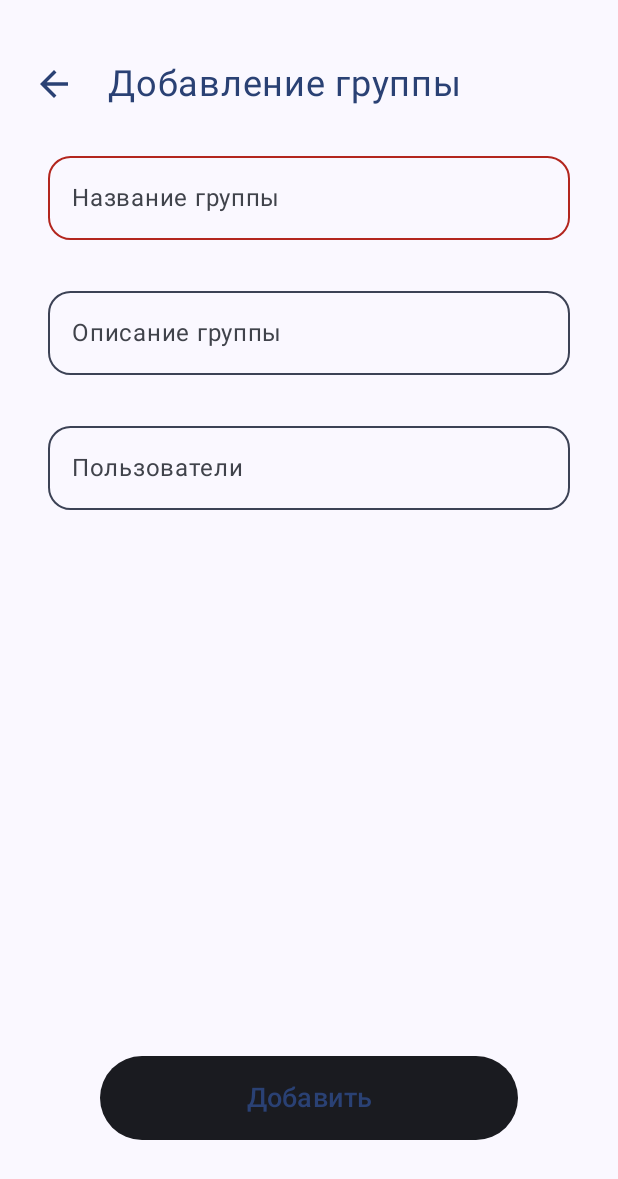
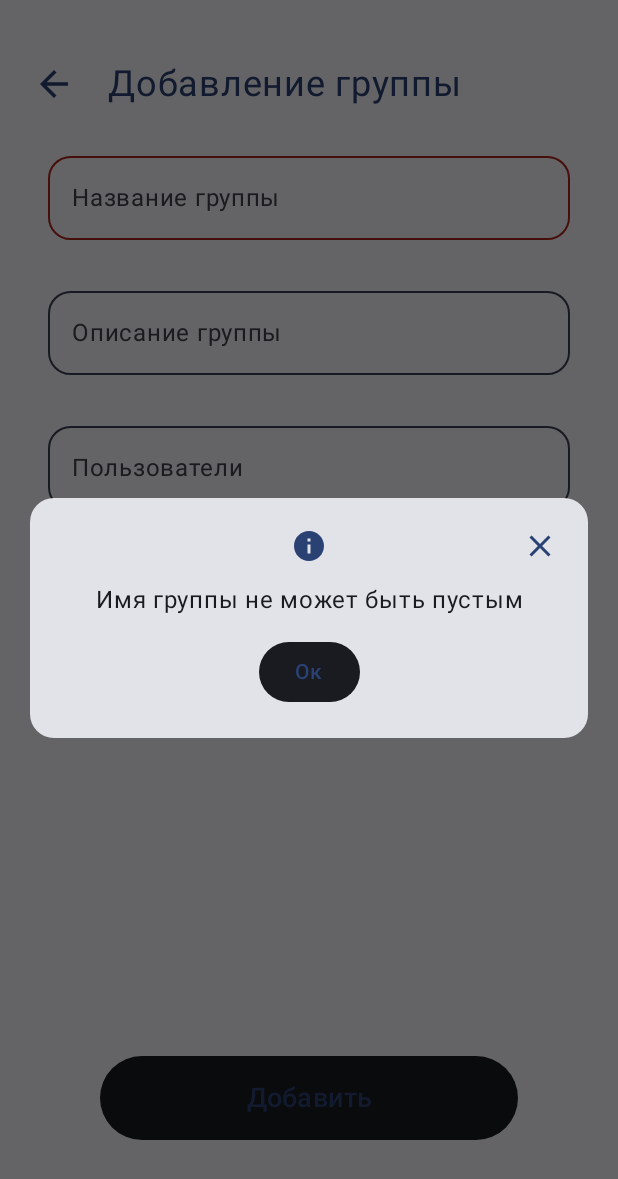
Before and after one commit to UndefinedBehaviorIU7/Finanstics, an Android app built with Jetpack Compose: the composable AddGroupScreen shown on its own in the app's theme, after a tap on "Добавить", on a phone screen of 412 x 824 dp. Shown: the top 1179 px of the screen. Run offline under Robolectric (Android 15) with nearby library versions, the phone set to English and light mode, and no system bars; our stand-ins replace constraintlayout-compose, window size class; pictures from the network do not load; 5 statements that could not run were skipped.

Commit message:
add group prod

```diff
--- a/app/src/main/java/com/ub/finanstics/presentation/addGroup/AddGroup.kt
+++ b/app/src/main/java/com/ub/finanstics/presentation/addGroup/AddGroup.kt
@@ -2,7 +2,6 @@ package com.ub.finanstics.presentation.addGroup
 
 import androidx.activity.ComponentActivity
 import androidx.compose.foundation.background
-import androidx.compose.foundation.clickable
 import androidx.compose.foundation.layout.Arrangement
 import androidx.compose.foundation.layout.Box
 import androidx.compose.foundation.layout.Column
@@ -15,33 +14,35 @@ import androidx.compose.foundation.layout.height
 import androidx.compose.foundation.layout.padding
 import androidx.compose.foundation.layout.size
 import androidx.compose.foundation.layout.systemBarsPadding
+import androidx.compose.foundation.shape.RoundedCornerShape
+//noinspection UsingMaterialAndMaterial3Libraries
 import androidx.compose.material.Chip
+import com.ub.finanstics.presentation.Navigation
 import androidx.compose.material.ExperimentalMaterialApi
 import androidx.compose.material.icons.Icons
 import androidx.compose.material.icons.automirrored.filled.ArrowBack
 import androidx.compose.material.icons.filled.Add
 import androidx.compose.material.icons.filled.Close
-import androidx.compose.material.icons.filled.Save
-import androidx.compose.material3.AlertDialog
+import androidx.compose.material.icons.filled.Info
+import androidx.compose.material3.BasicAlertDialog
 import androidx.compose.material3.Button
 import androidx.compose.material3.ButtonDefaults
+import androidx.compose.material3.Card
+import androidx.compose.material3.ExperimentalMaterial3Api
 import androidx.compose.material3.Icon
 import androidx.compose.material3.IconButton
 import androidx.compose.material3.MaterialTheme
 import androidx.compose.material3.Text
-import androidx.compose.material3.TextButton
 import androidx.compose.material3.windowsizeclass.ExperimentalMaterial3WindowSizeClassApi
 import androidx.compose.material3.windowsizeclass.WindowWidthSizeClass
 import androidx.compose.material3.windowsizeclass.calculateWindowSizeClass
 import androidx.compose.runtime.Composable
+import androidx.compose.runtime.LaunchedEffect
 import androidx.compose.runtime.collectAsState
 import androidx.compose.runtime.getValue
 import androidx.compose.runtime.key
-import androidx.compose.runtime.remember
 import androidx.compose.ui.Alignment
 import androidx.compose.ui.Modifier
-import androidx.compose.ui.graphics.vector.ImageVector
-import androidx.compose.ui.modifier.modifierLocalConsumer
 import androidx.compose.ui.platform.LocalContext
 import androidx.compose.ui.res.stringResource
 import androidx.compose.ui.text.style.TextAlign
@@ -50,7 +51,6 @@ import androidx.compose.ui.unit.dp
 import androidx.compose.ui.unit.sp
 import androidx.constraintlayout.compose.ConstraintLayout
 import androidx.constraintlayout.compose.Dimension
-import androidx.constraintlayout.helper.widget.Flow
 import androidx.lifecycle.viewmodel.compose.viewModel
 import androidx.navigation.NavController
 import com.ub.finanstics.R
@@ -58,9 +58,8 @@ import com.ub.finanstics.presentation.forms.Form
 import com.ub.finanstics.presentation.templates.ErrorContent
 import com.ub.finanstics.presentation.templates.LoadingContent
 import com.ub.finanstics.ui.theme.ThemeViewModel
-import kotlinx.coroutines.flow.MutableStateFlow
 
-// TODO: передача высоты форм через модификаторы, докрутить функционал
+// TODO: передача высоты форм через модификаторы
 
 @OptIn(ExperimentalMaterial3WindowSizeClassApi::class)
 @Composable
@@ -140,20 +139,37 @@ fun AddGroupScreen(
                 .padding(horizontal = horizontalPadding)
         ) {
             when (uiState) {
-                is AddGroupUiState.Idle -> IdleContent(
+                is AddGroupUiState.Idle -> {
+                    IdleContent(
                         vm = vm,
                         verticalGap = verticalGap,
                         windowSizeClass = windowSize.widthSizeClass,
                         uiState = uiState as AddGroupUiState.Idle
                     )
-                is AddGroupUiState.Error -> ErrorContent { vm.createGroup() }
-                is AddGroupUiState.Loading -> LoadingContent()
+                }
+
+                is AddGroupUiState.Loading -> {
+                    LoadingContent()
+                }
+
+                is AddGroupUiState.Error -> {
+                    ErrorContent(onRetry = { vm.createGroup() })
+                }
+
+                is AddGroupUiState.Success -> {
+                    LaunchedEffect(uiState) {
+                        navController.navigateUp()
+                        vm.clearSuccessFlag()
+                    }
+                }
             }
         }
     }
 }
 
-@OptIn(ExperimentalLayoutApi::class, ExperimentalMaterialApi::class)
+@OptIn(ExperimentalLayoutApi::class, ExperimentalMaterialApi::class,
+    ExperimentalMaterial3Api::class
+)
 @Composable
 fun IdleContent(
     vm: AddGroupViewModel,
@@ -183,6 +199,32 @@ fun IdleContent(
         else -> 18.sp
     }
 
+    key(uiState.showDialog) {
+        if (uiState.showDialog) {
+            if (uiState.nameError || uiState.tagError) {
+                ErrorAlertDialog(
+                    onDismissRequest = { vm.dismissErrorDialog() },
+                    content = { ErrorDialogContent(
+                        uiState.errorMsg,
+                        buttonText = stringResource(R.string.ok),
+                        action = { vm.dismissErrorDialog() },
+                        onClose = { vm.dismissErrorDialog() }
+                    ) }
+                )
+            } else {
+                ErrorAlertDialog(
+                    onDismissRequest = { vm.dismissErrorDialog() },
+                    content = { ErrorDialogContent(
+                        uiState.errorMsg,
+                        buttonText = stringResource(R.string.retry),
+                        action = { vm.createGroup() },
+                        onClose = { vm.dismissErrorDialog() }
+                    ) }
+                )
+            }
+        }
+    }
+
     Column(
         modifier = modifier.fillMaxSize(),
         verticalArrangement = Arrangement.spacedBy(verticalGap),
@@ -192,13 +234,13 @@ fun IdleContent(
             value = uiState.groupName,
             label = stringResource(R.string.group_name),
             isError = uiState.nameError,
-            lambda = { vm.updateUiState(newName = it) }
+            lambda = { vm.updateUiState(newName = it, newNameErr = false) }
         )
         Form(
             value = uiState.groupData,
             label = stringResource(R.string.group_data),
             isError = uiState.dataError,
-            lambda = { vm.updateUiState(newData = it) }
+            lambda = { vm.updateUiState(newData = it, newDataErr = false) }
         )
         Form(
             value = uiState.userInput,
@@ -314,44 +356,73 @@ fun Header(
     }
 }
 
+@OptIn(ExperimentalMaterial3Api::class)
 @Composable
-fun AlertDialogExample(
+fun ErrorAlertDialog(
     onDismissRequest: () -> Unit,
-    onConfirmation: () -> Unit,
-    dialogTitle: String,
-    dialogText: String,
-    icon: ImageVector,
+    content: @Composable () -> Unit
 ) {
-    AlertDialog(
-        icon = {
-            Icon(icon, contentDescription = null)
-        },
-        title = {
-            Text(text = dialogTitle)
-        },
-        text = {
-            Text(text = dialogText)
-        },
-        onDismissRequest = {
-            onDismissRequest()
-        },
-        confirmButton = {
-            TextButton(
-                onClick = {
-                    onConfirmation()
+    BasicAlertDialog(
+        onDismissRequest = onDismissRequest,
+        content = content
+    )
 }
+
+@Composable
+fun ErrorDialogContent(
+    msg: String,
+    action: () -> Unit,
+    buttonText: String,
+    onClose: () -> Unit
 ) {
-                Text("Confirm")
+    Card(
+        modifier = Modifier
+            .fillMaxWidth()
+            .height(200.dp)
+            .padding(20.dp),
+        shape = RoundedCornerShape(16.dp)
+    ) {
+        Box(modifier = Modifier.fillMaxSize()) {
+            IconButton(
+                onClick = { onClose() },
+                modifier = Modifier
+                    .align(Alignment.TopEnd)
+                    .padding(8.dp)
+            ) {
+                Icon(
+                    imageVector = Icons.Default.Close,
+                    contentDescription = "Закрыть",
+                    tint = MaterialTheme.colorScheme.primary
+                )
             }
-        },
-        dismissButton = {
-            TextButton(
-                onClick = {
-                    onDismissRequest()
-                }
+
+            Column(
+                modifier = Modifier
+                    .fillMaxSize()
+                    .padding(6.dp),
+                verticalArrangement = Arrangement.Center,
+                horizontalAlignment = Alignment.CenterHorizontally
             ) {
-                Text("Dismiss")
+                Icon(
+                    imageVector = Icons.Default.Info,
+                    tint = MaterialTheme.colorScheme.primary,
+                    contentDescription = null
+                )
+                Text(
+                    text = msg,
+                    modifier = Modifier.padding(12.dp),
+                    textAlign = TextAlign.Center
+                )
+                Button(
+                    onClick = { action() },
+                    colors = ButtonDefaults.buttonColors(
+                        containerColor = MaterialTheme.colorScheme.onBackground,
+                        contentColor = MaterialTheme.colorScheme.primary
+                    )
+                ) {
+                    Text(text = buttonText)
                 }
             }
-    )
         }
+    }
+}
--- a/app/src/main/java/com/ub/finanstics/presentation/addGroup/AddGroupUiState.kt
+++ b/app/src/main/java/com/ub/finanstics/presentation/addGroup/AddGroupUiState.kt
@@ -23,4 +23,6 @@ sealed class AddGroupUiState {
     ): AddGroupUiState()
 
     data object Loading: AddGroupUiState()
+
+    data object Success: AddGroupUiState()
 }
--- a/app/src/main/res/values/strings.xml
+++ b/app/src/main/res/values/strings.xml
@@ -59,4 +59,5 @@
     <string name="users">Пользователи</string>
     <string name="add_group">Добавить</string>
     <string name="add_group_title">Добавление группы</string>
+    <string name="ok">Ок</string>
 </resources>
```
Also changed, not shown: app/src/main/java/com/ub/finanstics/presentation/addGroup/AddGroupRepository.kt (+9 -5 lines), app/src/main/java/com/ub/finanstics/presentation/addGroup/AddGroupViewModel.kt (+55 -13 lines). Lines whose indentation alone changed are shown as unchanged.
